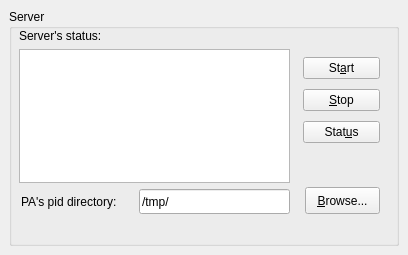
Above: PAConsole/res/wgServer.ui from AnarManafov/PoD before the change. Below: the same form after it.
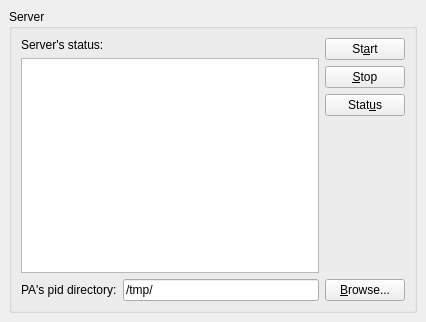
That is the form after the change.

The edit to the form file:
```diff
--- a/PAConsole/res/wgServer.ui
+++ b/PAConsole/res/wgServer.ui
@@ -5,8 +5,8 @@
    <rect>
     <x>0</x>
     <y>0</y>
-    <width>408</width>
-    <height>255</height>
+    <width>426</width>
+    <height>322</height>
    </rect>
   </property>
   <property name="windowTitle" >
@@ -24,44 +24,82 @@
      <property name="title" >
       <string>Server</string>
      </property>
-     <widget class="QLineEdit" name="edtPIDDir" >
-      <property name="geometry" >
-       <rect>
-        <x>130</x>
-        <y>180</y>
-        <width>151</width>
-        <height>25</height>
-       </rect>
+     <layout class="QGridLayout" >
+      <property name="margin" >
+       <number>9</number>
       </property>
+      <property name="spacing" >
+       <number>6</number>
+      </property>
+      <item row="1" column="2" >
+       <spacer>
+        <property name="orientation" >
+         <enum>Qt::Vertical</enum>
+        </property>
+        <property name="sizeHint" >
+         <size>
+          <width>20</width>
+          <height>91</height>
+         </size>
+        </property>
+       </spacer>
+      </item>
+      <item row="0" column="2" >
+       <layout class="QGridLayout" >
+        <property name="margin" >
+         <number>0</number>
+        </property>
+        <property name="spacing" >
+         <number>6</number>
+        </property>
+        <item row="1" column="0" >
+         <widget class="QPushButton" name="btnStopServer" >
       <property name="text" >
-       <string>/tmp/</string>
-      </property>
-      <property name="readOnly" >
-       <bool>true</bool>
-      </property>
-     </widget>
+           <string>&amp;Stop</string>
+          </property>
+         </widget>
+        </item>
+        <item row="2" column="0" >
+         <widget class="QPushButton" name="btnStatusServer" >
+          <property name="text" >
+           <string>Stat&amp;us</string>
+          </property>
+         </widget>
+        </item>
+        <item row="0" column="0" >
+         <widget class="QPushButton" name="btnStartServer" >
+          <property name="text" >
+           <string>St&amp;art</string>
+          </property>
+         </widget>
+        </item>
+       </layout>
+      </item>
+      <item row="2" column="0" >
      <widget class="QLabel" name="label_3" >
-      <property name="geometry" >
-       <rect>
-        <x>12</x>
-        <y>184</y>
-        <width>107</width>
-        <height>17</height>
-       </rect>
-      </property>
       <property name="text" >
        <string>PA's pid directory:</string>
       </property>
      </widget>
-     <widget class="QWidget" name="layoutWidget" >
-      <property name="geometry" >
-       <rect>
-        <x>10</x>
-        <y>20</y>
-        <width>271</width>
-        <height>154</height>
-       </rect>
-      </property>
+      </item>
+      <item row="2" column="2" >
+       <widget class="QPushButton" name="btnBrowsePIDDir" >
+        <property name="text" >
+         <string>&amp;Browse...</string>
+        </property>
+       </widget>
+      </item>
+      <item row="2" column="1" >
+       <widget class="QLineEdit" name="edtPIDDir" >
+        <property name="text" >
+         <string>/tmp/</string>
+        </property>
+        <property name="readOnly" >
+         <bool>true</bool>
+        </property>
+       </widget>
+      </item>
+      <item rowspan="2" row="0" column="0" colspan="2" >
       <layout class="QGridLayout" >
        <property name="margin" >
         <number>0</number>
@@ -71,6 +109,14 @@
        </property>
        <item row="0" column="0" >
         <widget class="QLabel" name="label" >
+          <property name="sizePolicy" >
+           <sizepolicy>
+            <hsizetype>0</hsizetype>
+            <vsizetype>0</vsizetype>
+            <horstretch>0</horstretch>
+            <verstretch>0</verstretch>
+           </sizepolicy>
+          </property>
          <property name="text" >
           <string>Server's status:</string>
          </property>
@@ -90,59 +136,8 @@
         </widget>
        </item>
       </layout>
-     </widget>
-     <widget class="QWidget" name="layoutWidget_2" >
-      <property name="geometry" >
-       <rect>
-        <x>294</x>
-        <y>44</y>
-        <width>77</width>
-        <height>95</height>
-       </rect>
-      </property>
-      <layout class="QGridLayout" >
-       <property name="margin" >
-        <number>0</number>
-       </property>
-       <property name="spacing" >
-        <number>6</number>
-       </property>
-       <item row="0" column="0" >
-        <widget class="QPushButton" name="btnStartServer" >
-         <property name="text" >
-          <string>St&amp;art</string>
-         </property>
-        </widget>
-       </item>
-       <item row="2" column="0" >
-        <widget class="QPushButton" name="btnStatusServer" >
-         <property name="text" >
-          <string>Stat&amp;us</string>
-         </property>
-        </widget>
-       </item>
-       <item row="1" column="0" >
-        <widget class="QPushButton" name="btnStopServer" >
-         <property name="text" >
-          <string>&amp;Stop</string>
-         </property>
-        </widget>
-       </item>
-      </layout>
-     </widget>
-     <widget class="QPushButton" name="btnBrowsePIDDir" >
-      <property name="geometry" >
-       <rect>
-        <x>296</x>
-        <y>178</y>
-        <width>75</width>
-        <height>27</height>
-       </rect>
-      </property>
-      <property name="text" >
-       <string>&amp;Browse...</string>
-      </property>
-     </widget>
+      </item>
+     </layout>
     </widget>
    </item>
   </layout>
```
Lines whose indentation alone changed are shown as unchanged.
